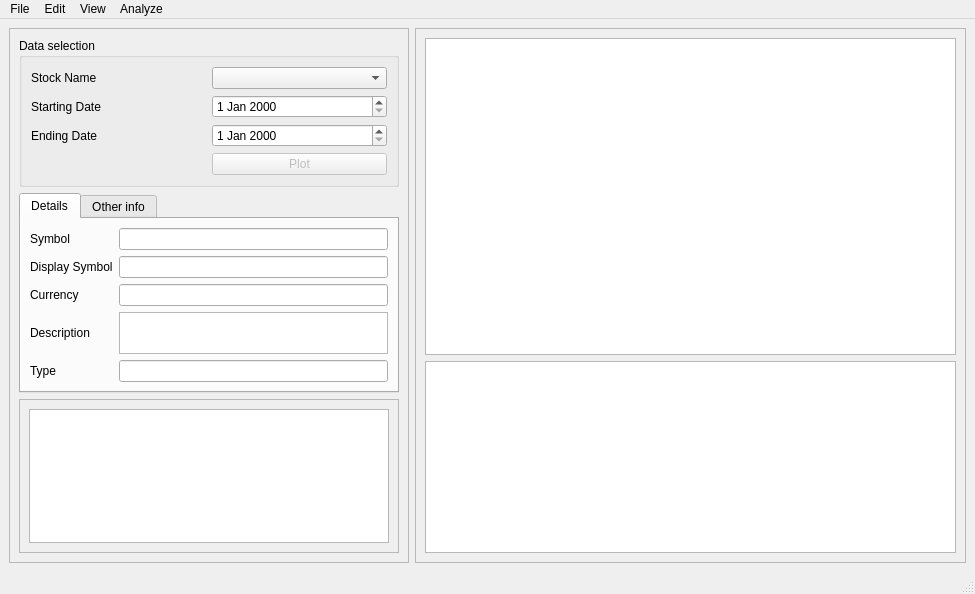
IgnacioOchoa/stocks_visual, file mainwindow.ui: the form before one commit.
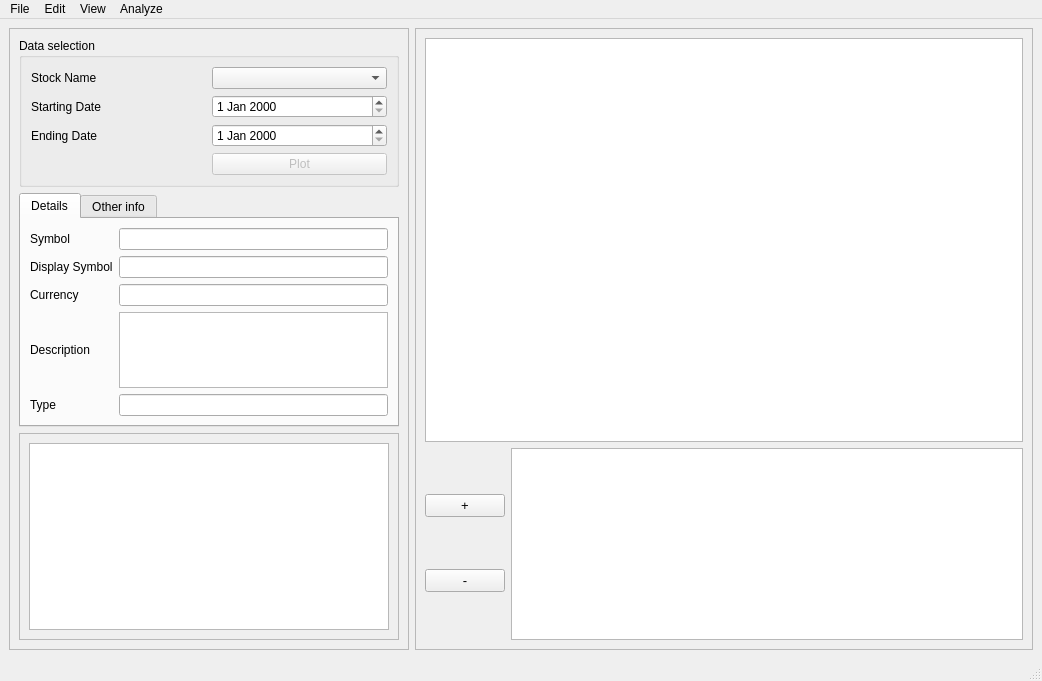
The form after the commit. Custom widgets are drawn as their Qt base class.

Commit message: Changed the chart from a ChartView to a GraphicsView, to have access to the scene and be more flexible (zoom, scroll, draw things on top, etc)

```diff
--- a/mainwindow.ui
+++ b/mainwindow.ui
@@ -6,8 +6,8 @@
    <rect>
     <x>0</x>
     <y>0</y>
-    <width>975</width>
-    <height>594</height>
+    <width>1042</width>
+    <height>681</height>
    </rect>
   </property>
   <property name="windowTitle">
@@ -29,19 +29,57 @@
       <property name="frameShadow">
        <enum>QFrame::Raised</enum>
       </property>
-      <layout class="QVBoxLayout" name="verticalLayout_2">
+      <layout class="QVBoxLayout" name="verticalLayout_4">
        <item>
-        <widget class="QChartView" name="GV_chartView"/>
+        <widget class="QGraphicsView" name="GV_chartView"/>
        </item>
        <item>
-        <widget class="QPlainTextEdit" name="TE_messages">
-         <property name="sizePolicy">
-          <sizepolicy hsizetype="Expanding" vsizetype="Fixed">
-           <horstretch>0</horstretch>
-           <verstretch>0</verstretch>
-          </sizepolicy>
-         </property>
-        </widget>
+        <layout class="QHBoxLayout" name="horizontalLayout">
+         <item>
+          <layout class="QVBoxLayout" name="verticalLayout_2">
+           <item>
+            <widget class="QPushButton" name="PB_zoomIn">
+             <property name="font">
+              <font>
+               <pointsize>10</pointsize>
+              </font>
+             </property>
+             <property name="cursor">
+              <cursorShape>PointingHandCursor</cursorShape>
+             </property>
+             <property name="text">
+              <string>+</string>
+             </property>
+             <property name="flat">
+              <bool>false</bool>
+             </property>
+            </widget>
+           </item>
+           <item>
+            <widget class="QPushButton" name="PB_zoomOut">
+             <property name="font">
+              <font>
+               <pointsize>10</pointsize>
+              </font>
+             </property>
+             <property name="text">
+              <string>-</string>
+             </property>
+            </widget>
+           </item>
+          </layout>
+         </item>
+         <item>
+          <widget class="QPlainTextEdit" name="TE_messages">
+           <property name="sizePolicy">
+            <sizepolicy hsizetype="Expanding" vsizetype="Fixed">
+             <horstretch>0</horstretch>
+             <verstretch>0</verstretch>
+            </sizepolicy>
+           </property>
+          </widget>
+         </item>
+        </layout>
        </item>
       </layout>
      </widget>
@@ -209,7 +247,7 @@
             <x>0</x>
             <y>0</y>
             <width>374</width>
-            <height>114</height>
+            <height>177</height>
            </rect>
           </property>
           <layout class="QVBoxLayout" name="verticalLayout_3">
@@ -230,7 +268,7 @@
     <rect>
      <x>0</x>
      <y>0</y>
-     <width>975</width>
+     <width>1042</width>
      <height>25</height>
     </rect>
    </property>
@@ -261,13 +299,6 @@
   </widget>
   <widget class="QStatusBar" name="statusbar"/>
  </widget>
- <customwidgets>
-  <customwidget>
-   <class>QChartView</class>
-   <extends>QGraphicsView</extends>
-   <header>QtCharts</header>
-  </customwidget>
- </customwidgets>
  <resources/>
  <connections/>
 </ui>
```
Left out of the diff: 52 changed lines with no effect on the pictures. The commit also changes 4 other files.
